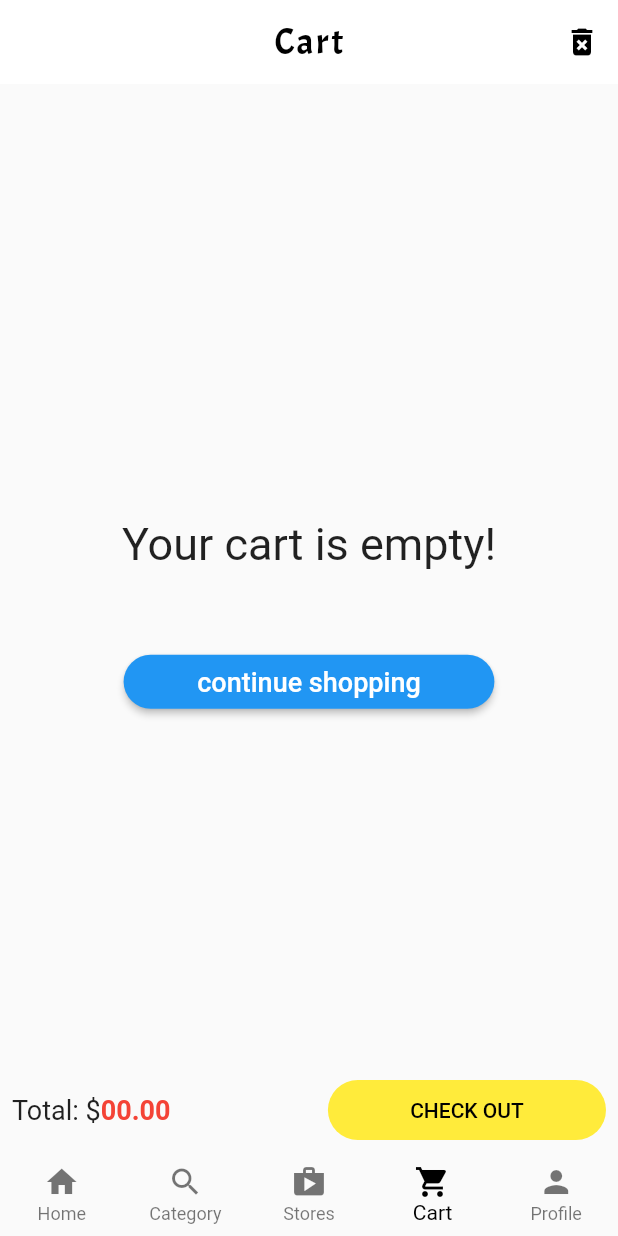
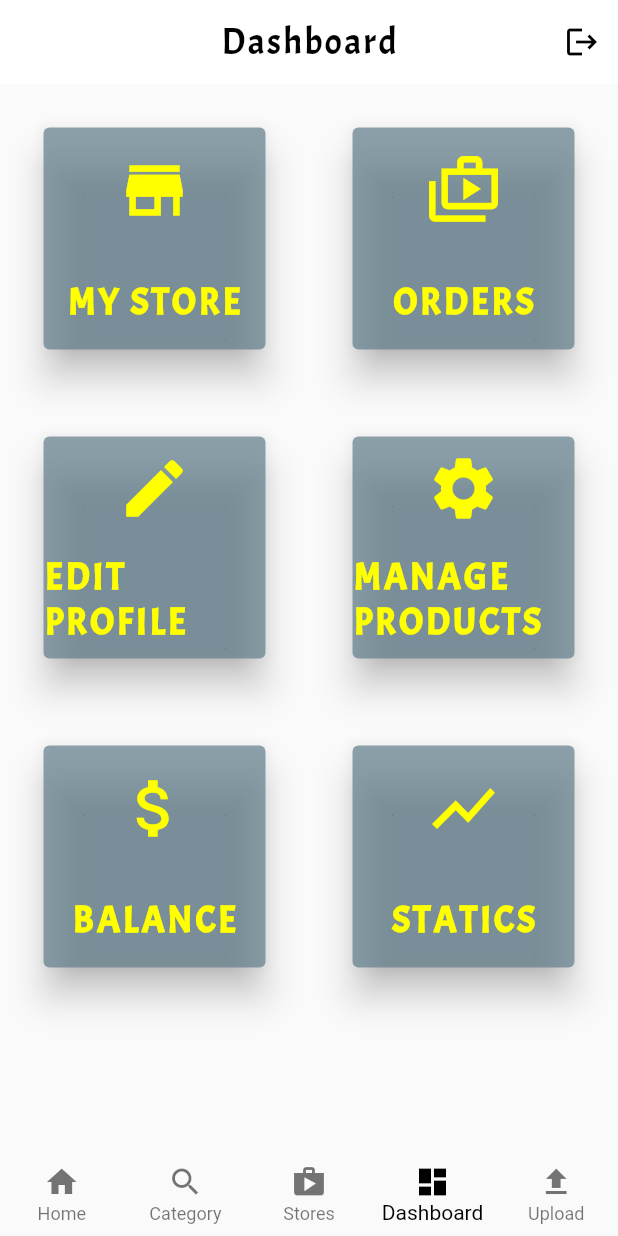
Before and after one commit to RyomaArisawa/muti_store_app, a Flutter app: the screen it shows after launch, item 4 of the bottom bar chosen, on a phone screen of 412 x 824 dp. Run offline on Flutter 3.47's test engine with Material 2 defaults, Android fonts, the phone set to English and light mode, and no system bars.

Commit message:
lesson23-25

```diff
--- a/lib/main.dart
+++ b/lib/main.dart
@@ -1,6 +1,5 @@
 import 'package:flutter/material.dart';
-
-import 'main_screens/customer_home_screen.dart';
+import 'package:multi_store_app/main_screens/supolier_home.dart';
 
 void main() {
   runApp(const MyApp());
@@ -13,11 +12,13 @@ class MyApp extends StatelessWidget {
   @override
   Widget build(BuildContext context) {
     return MaterialApp(
-        title: 'Multi Store App',
-        debugShowCheckedModeBanner: false,
-        theme: ThemeData(
-          primarySwatch: Colors.blue,
-        ),
-        home: const CustomerHomeScreen());
+      title: 'Multi Store App',
+      debugShowCheckedModeBanner: false,
+      theme: ThemeData(
+        primarySwatch: Colors.blue,
+      ),
+      //home: const CustomerHomeScreen(),
+      home: const SupplierHomeScreen(),
+    );
   }
 }
--- /dev/null
+++ b/lib/main_screens/dashboard.dart
@@ -0,0 +1,81 @@
+import 'package:flutter/material.dart';
+import 'package:multi_store_app/widgets/appbar_widgets.dart';
+
+List<String> labels = [
+  'my store',
+  'orders',
+  'edit profile',
+  'manage products',
+  'balance',
+  'statics',
+];
+
+List<IconData> icons = [
+  Icons.store,
+  Icons.shop_2_outlined,
+  Icons.edit,
+  Icons.settings,
+  Icons.attach_money,
+  Icons.show_chart,
+];
+
+class DashboardScreen extends StatelessWidget {
+  const DashboardScreen({Key? key}) : super(key: key);
+
+  @override
+  Widget build(BuildContext context) {
+    return Scaffold(
+      appBar: AppBar(
+        centerTitle: true,
+        elevation: 0,
+        backgroundColor: Colors.white,
+        title: const AppBarTitle(
+          title: 'Dashboard',
+        ),
+        actions: [
+          IconButton(
+            onPressed: () {},
+            icon: const Icon(
+              Icons.logout,
+              color: Colors.black,
+            ),
+          ),
+        ],
+      ),
+      body: Padding(
+        padding: const EdgeInsets.all(25),
+        child: GridView.count(
+          mainAxisSpacing: 50,
+          crossAxisSpacing: 50,
+          crossAxisCount: 2,
+          children: List.generate(
+            6,
+            (index) => Card(
+              elevation: 10,
+              color: Colors.blueGrey.withOpacity(0.7),
+              child: Column(
+                mainAxisAlignment: MainAxisAlignment.spaceAround,
+                children: [
+                  Icon(
+                    icons[index],
+                    size: 50,
+                    color: Colors.yellowAccent,
+                  ),
+                  Text(
+                    labels[index].toUpperCase(),
+                    style: const TextStyle(
+                        fontSize: 24,
+                        color: Colors.yellowAccent,
+                        fontWeight: FontWeight.w600,
+                        fontFamily: 'Acme',
+                        letterSpacing: 2),
+                  )
+                ],
+              ),
+            ),
+          ),
+        ),
+      ),
+    );
+  }
+}
--- a/lib/main_screens/profile.dart
+++ b/lib/main_screens/profile.dart
@@ -12,10 +12,24 @@ class _ProfileScreenState extends State<ProfileScreen> {
   Widget build(BuildContext context) {
     return Scaffold(
       backgroundColor: Colors.grey.shade300,
-      body: CustomScrollView(
+      body: Stack(
+        children: [
+          Container(
+            height: 210,
+            decoration: const BoxDecoration(
+              gradient: LinearGradient(
+                colors: [
+                  Colors.yellow,
+                  Colors.brown,
+                ],
+              ),
+            ),
+          ),
+          CustomScrollView(
             slivers: [
               SliverAppBar(
                 elevation: 0,
+                pinned: true,
                 backgroundColor: Colors.white,
                 expandedHeight: 140,
                 flexibleSpace: LayoutBuilder(
@@ -36,6 +50,27 @@ class _ProfileScreenState extends State<ProfileScreen> {
                             colors: [
                               Colors.yellow,
                               Colors.brown,
+                            ],
+                          ),
+                        ),
+                        child: Padding(
+                          padding: const EdgeInsets.only(top: 25, left: 30),
+                          child: Row(
+                            children: [
+                              const CircleAvatar(
+                                radius: 50,
+                                backgroundImage: AssetImage('images/inapp/guest.jpg'),
+                              ),
+                              Padding(
+                                padding: const EdgeInsets.only(left: 25),
+                                child: Text(
+                                  'guest'.toUpperCase(),
+                                  style: const TextStyle(
+                                    fontSize: 24,
+                                    fontWeight: FontWeight.w600,
+                                  ),
+                                ),
+                              ),
                             ],
                           ),
                         ),
@@ -129,6 +164,10 @@ class _ProfileScreenState extends State<ProfileScreen> {
                         ],
                       ),
                     ),
+                    Container(
+                      color: Colors.grey.shade300,
+                      child: Column(
+                        children: [
                           const SizedBox(
                             height: 150,
                             child: Image(
@@ -187,13 +226,13 @@ class _ProfileScreenState extends State<ProfileScreen> {
                                     iconData: Icons.edit,
                                     onTap: () {},
                                   ),
-                        YellowDivider(),
+                                  const YellowDivider(),
                                   RepeatedListTile(
                                     title: 'Change Password',
                                     iconData: Icons.lock,
                                     onTap: () {},
                                   ),
-                        YellowDivider(),
+                                  const YellowDivider(),
                                   RepeatedListTile(
                                     title: 'Log Out',
                                     iconData: Icons.logout,
@@ -205,7 +244,12 @@ class _ProfileScreenState extends State<ProfileScreen> {
                           ),
                         ],
                       ),
+                    ),
+                  ],
+                ),
               )
+            ],
+          ),
         ],
       ),
     );
--- /dev/null
+++ b/lib/main_screens/supolier_home.dart
@@ -0,0 +1,64 @@
+import 'package:flutter/material.dart';
+import 'package:multi_store_app/main_screens/category.dart';
+import 'package:multi_store_app/main_screens/dashboard.dart';
+import 'package:multi_store_app/main_screens/home_screen.dart';
+import 'package:multi_store_app/main_screens/profile.dart';
+import 'package:multi_store_app/main_screens/stores.dart';
+
+class SupplierHomeScreen extends StatefulWidget {
+  const SupplierHomeScreen({Key? key}) : super(key: key);
+
+  @override
+  State<SupplierHomeScreen> createState() => _SupplierHomeScreenState();
+}
+
+class _SupplierHomeScreenState extends State<SupplierHomeScreen> {
+  int _selectedIndex = 0;
+  final List<Widget> _tabs = const [
+    HomeScreen(),
+    CategoryScreen(),
+    StoresScreen(),
+    DashboardScreen(),
+    ProfileScreen(),
+  ];
+
+  @override
+  Widget build(BuildContext context) {
+    return Scaffold(
+      body: _tabs[_selectedIndex],
+      bottomNavigationBar: BottomNavigationBar(
+        type: BottomNavigationBarType.fixed,
+        selectedItemColor: Colors.black,
+        elevation: 0,
+        currentIndex: _selectedIndex,
+        items: const [
+          BottomNavigationBarItem(
+            icon: Icon(Icons.home),
+            label: 'Home',
+          ),
+          BottomNavigationBarItem(
+            icon: Icon(Icons.search),
+            label: 'Category',
+          ),
+          BottomNavigationBarItem(
+            icon: Icon(Icons.shop),
+            label: 'Stores',
+          ),
+          BottomNavigationBarItem(
+            icon: Icon(Icons.dashboard),
+            label: 'Dashboard',
+          ),
+          BottomNavigationBarItem(
+            icon: Icon(Icons.upload),
+            label: 'Upload',
+          ),
+        ],
+        onTap: (index) {
+          setState(() {
+            _selectedIndex = index;
+          });
+        },
+      ),
+    );
+  }
+}
```
Lines whose indentation alone changed are shown as unchanged.
